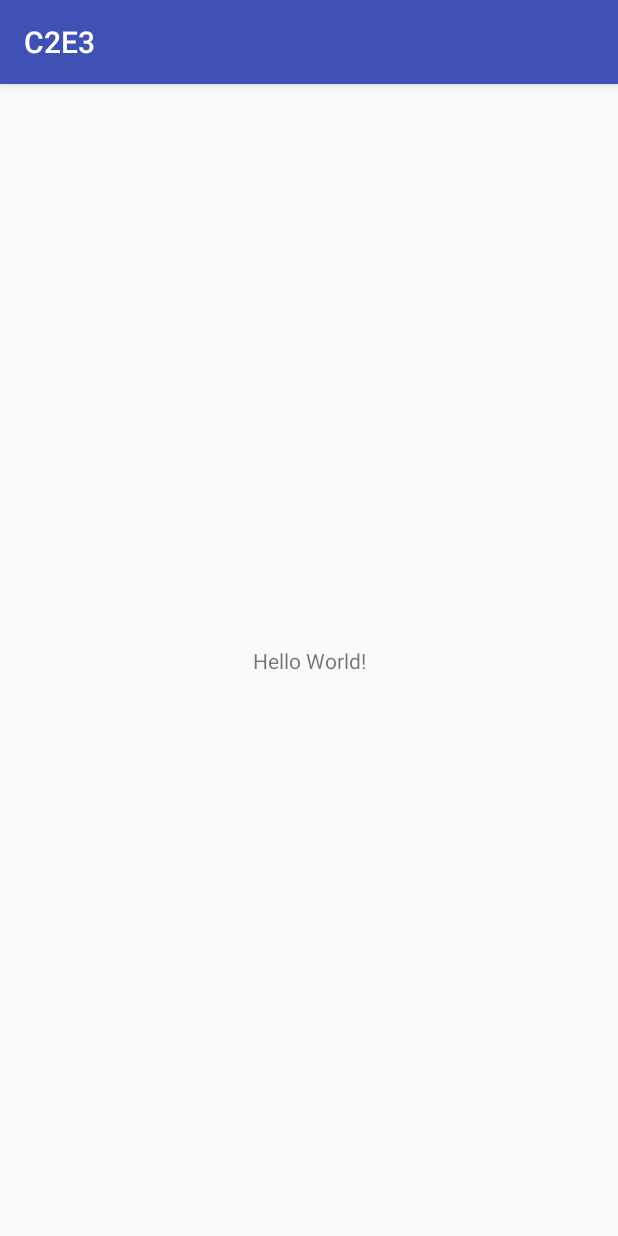
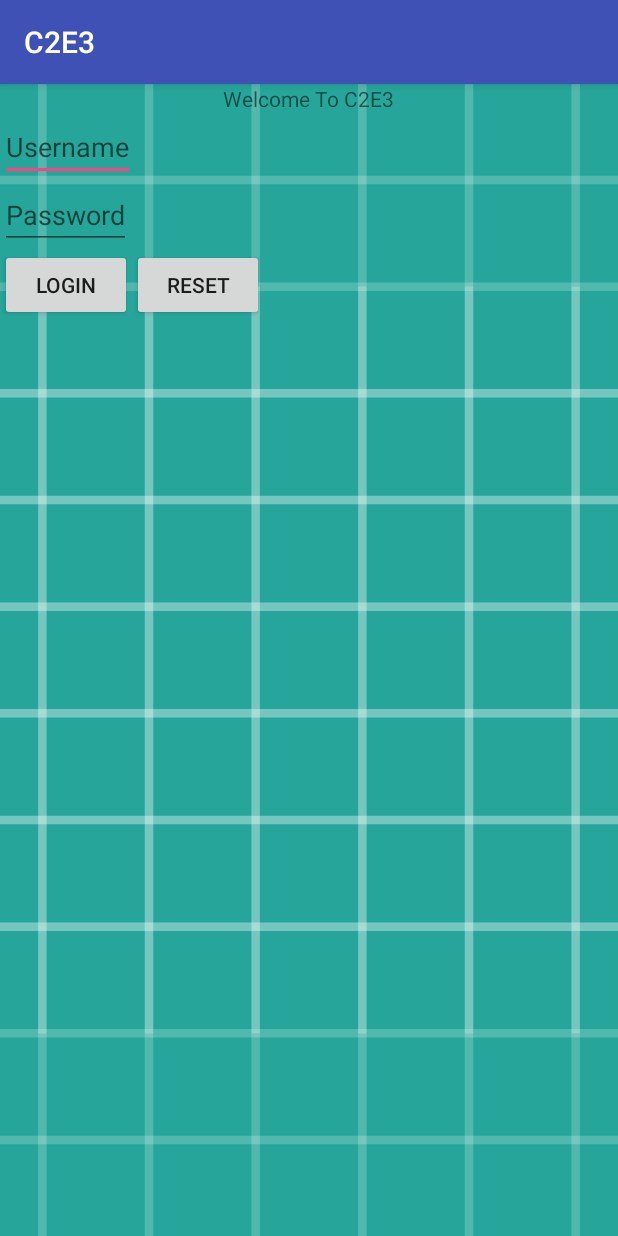
Before and after one commit to biratdhungana/InventoryTracking, an Android app: the screen it shows after launch (LoginActivity), on a phone screen of 412 x 824 dp. Run offline under Robolectric (Android 15) with nearby library versions, the phone set to English and light mode, and no system bars.

Commit message:
Draft Simple Login Page Added
Initial login page added with few features.

```diff
--- a/app/src/main/java/com/example/birat/c2e3/LoginActivity.java
+++ b/app/src/main/java/com/example/birat/c2e3/LoginActivity.java
@@ -3,11 +3,69 @@ package com.example.birat.c2e3;
 import android.support.v7.app.AppCompatActivity;
 import android.os.Bundle;
 
+import android.view.View;
+import android.widget.Button;
+import android.widget.EditText;
+import android.widget.TextView;
+import android.widget.Toast;
+import android.content.Intent;
+
 public class LoginActivity extends AppCompatActivity {
+
+    Button loginButton, resetButton;
+    EditText userName, password;
+    int loginLimit = 3; //Limit for number of logins
 
     @Override
     protected void onCreate(Bundle savedInstanceState) {
         super.onCreate(savedInstanceState);
         setContentView(R.layout.activity_login);
+
+        loginButton = (Button)findViewById(R.id.loginButton);
+        resetButton = (Button)findViewById(R.id.resetButton);
+        userName = (EditText)findViewById(R.id.usernameSpace);
+        password = (EditText)findViewById(R.id.passwordSpace);
+
+        /**
+         * When Login Button is pressed
+         */
+        loginButton.setOnClickListener(new View.OnClickListener() {
+            @Override
+            public void onClick(View v) {
+                //TODO: Temporary step - needs to be sent to server for final version
+
+                if((userName.getText().toString().equals("birat"))
+                    && (password.getText().toString().equals("b"))){
+
+                    Toast.makeText(getApplicationContext(),"Success!",Toast.LENGTH_LONG).show();
+
+                    //TODO: take to the next activity
+                }
+                else{ //Wrong Credentials
+                    loginLimit--;
+                    Toast.makeText(getApplicationContext(),"Wrong Credentials!",Toast.LENGTH_SHORT).show();
+                    Toast.makeText(getApplicationContext(),"Attemts Left: " + loginLimit,Toast.LENGTH_LONG).show();
+
+                    if (loginLimit==0){
+                        loginButton.setEnabled(false);
+                    }
+                }
+
+            }
+        });
+
+        resetButton.setOnClickListener(new View.OnClickListener() {
+            @Override
+            public void onClick(View v) {
+                if (loginLimit>0) {
+                    Intent relaodLogin = new Intent(LoginActivity.this, LoginActivity.class);
+                    startActivity(relaodLogin);
+                }else{
+                    //TODO: Dissscuss the solution in this case
+                    Toast.makeText(getApplicationContext(),"Please Figure out a Solution",Toast.LENGTH_LONG).show();
+                }
+            }
+        });
+
     }
 }
--- a/app/src/main/res/layout/activity_login.xml
+++ b/app/src/main/res/layout/activity_login.xml
@@ -1,18 +1,56 @@
-<?xml version="1.0" encoding="utf-8"?>
-<android.support.constraint.ConstraintLayout xmlns:android="http://schemas.android.com/apk/res/android"
-    xmlns:app="http://schemas.android.com/apk/res-auto"
-    xmlns:tools="http://schemas.android.com/tools"
-    android:layout_width="match_parent"
-    android:layout_height="match_parent"
-    tools:context=".LoginActivity">
+<?xml version = "1.0" encoding = "utf-8"?>
+<RelativeLayout xmlns:android = "http://schemas.android.com/apk/res/android"
+    xmlns:tools = "http://schemas.android.com/tools" android:layout_width="match_parent"
+    android:layout_height = "match_parent"
+    tools:context = ".LoginActivity">
+
+    <ImageView
+        android:id="@+id/Background"
+        android:layout_width="match_parent"
+        android:layout_height="match_parent"
+        android:src="@drawable/ic_launcher_background"
+        android:scaleType="centerCrop"/>
 
     <TextView
+        android:id="@+id/welcomemessage"
         android:layout_width="wrap_content"
         android:layout_height="wrap_content"
-        android:text="Hello World!"
-        app:layout_constraintBottom_toBottomOf="parent"
-        app:layout_constraintLeft_toLeftOf="parent"
-        app:layout_constraintRight_toRightOf="parent"
-        app:layout_constraintTop_toTopOf="parent" />
+        android:text="Welcome To C2E3"
+        android:layout_centerInParent="true"
+        android:layout_alignParentTop="true"/>
 
-</android.support.constraint.ConstraintLayout>
+    <EditText
+        android:layout_width="wrap_content"
+        android:layout_height="wrap_content"
+        android:id="@+id/usernameSpace"
+        android:hint="Username"
+        android:inputType="textEmailAddress"
+        android:layout_below="@+id/welcomemessage"/>
+
+    <EditText
+        android:id="@+id/passwordSpace"
+        android:layout_width="wrap_content"
+        android:layout_height="wrap_content"
+        android:hint="Password"
+        android:inputType="textPassword"
+        android:layout_below="@id/usernameSpace"/>
+
+    <Button
+        android:id="@+id/loginButton"
+        android:text="Login"
+        android:layout_width="wrap_content"
+        android:layout_height="wrap_content"
+        android:layout_below="@id/passwordSpace"
+        android:layout_alignParentLeft="true"/>
+
+    <Button
+        android:id="@+id/resetButton"
+        android:text="Reset"
+        android:layout_width="wrap_content"
+        android:layout_height="wrap_content"
+        android:layout_below="@id/passwordSpace"
+        android:layout_toRightOf="@id/loginButton"/>
+
+
+
+</RelativeLayout>
```
